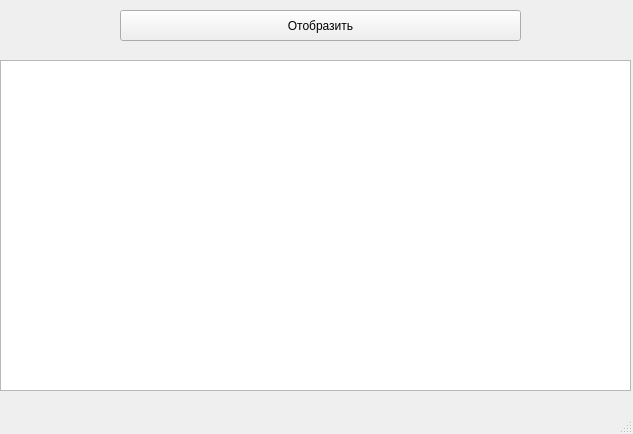
Old version of the form repository1/coffee/espresso/main.ui in the repository Elizaveta-pl/d-19.
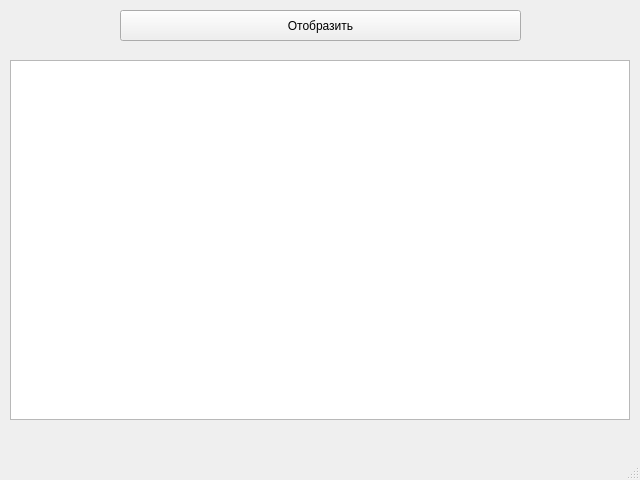
New version of the form.

```diff
--- a/repository1/coffee/espresso/main.ui
+++ b/repository1/coffee/espresso/main.ui
@@ -6,8 +6,8 @@
    <rect>
     <x>0</x>
     <y>0</y>
-    <width>633</width>
-    <height>434</height>
+    <width>640</width>
+    <height>480</height>
    </rect>
   </property>
   <property name="windowTitle">
@@ -17,10 +17,10 @@
    <widget class="QTableWidget" name="tableWidget">
     <property name="geometry">
      <rect>
-      <x>0</x>
+      <x>10</x>
       <y>60</y>
-      <width>631</width>
-      <height>331</height>
+      <width>620</width>
+      <height>360</height>
      </rect>
     </property>
    </widget>
```
Left out of the diff: 4 changed lines with no effect on the pictures.
